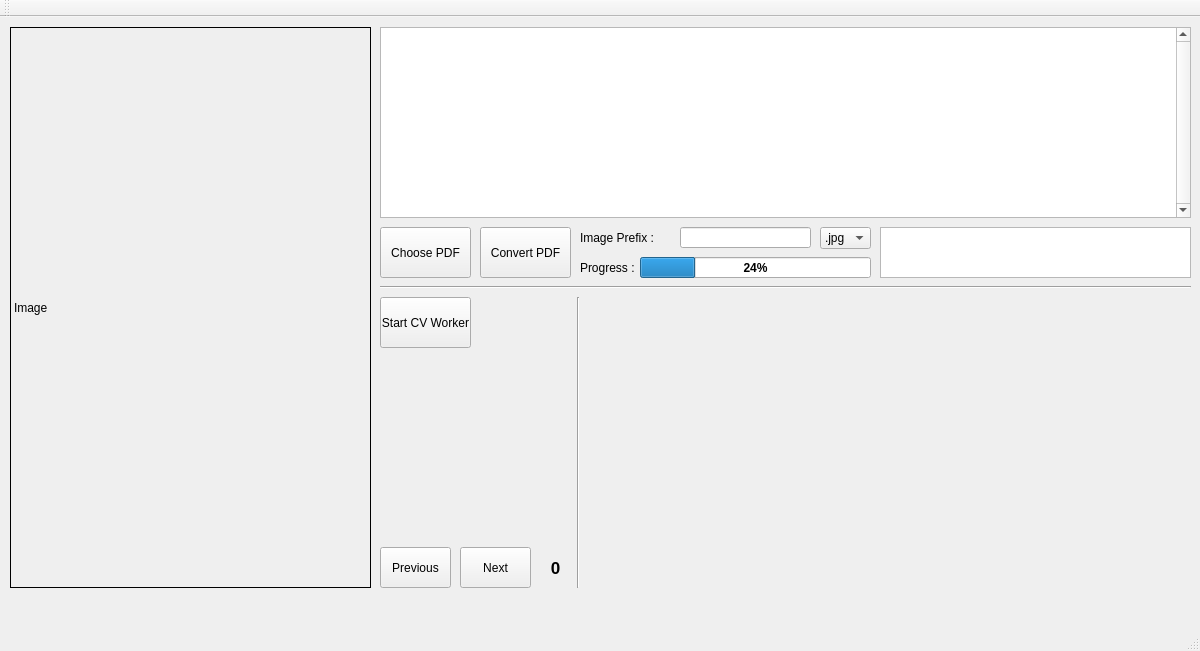
Old version of the form mainwindow.ui in the repository LemuelKL/Bubble-Sheet-OMR-OpenCV-Qt.
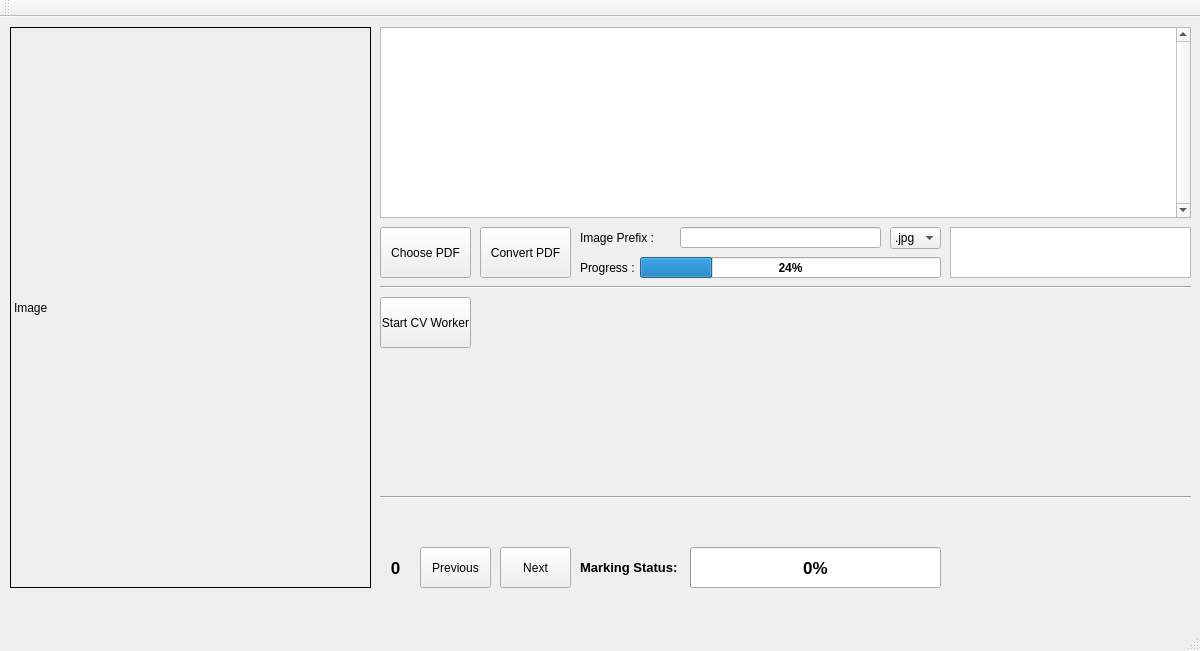
New version of the form.

Diff of the .ui file:
```diff
--- a/mainwindow.ui
+++ b/mainwindow.ui
@@ -122,7 +122,7 @@
      <rect>
       <x>640</x>
       <y>240</y>
-      <width>231</width>
+      <width>301</width>
       <height>21</height>
      </rect>
     </property>
@@ -153,7 +153,7 @@
      <rect>
       <x>680</x>
       <y>210</y>
-      <width>131</width>
+      <width>201</width>
       <height>21</height>
      </rect>
     </property>
@@ -210,7 +210,7 @@
    <widget class="QComboBox" name="comboBox_SelectOutImgFormat">
     <property name="geometry">
      <rect>
-      <x>820</x>
+      <x>890</x>
       <y>210</y>
       <width>51</width>
       <height>22</height>
@@ -251,9 +251,9 @@
    <widget class="QTextBrowser" name="textBrowser_ConvertedImagePaths">
     <property name="geometry">
      <rect>
-      <x>880</x>
+      <x>950</x>
       <y>210</y>
-      <width>311</width>
+      <width>241</width>
       <height>51</height>
      </rect>
     </property>
@@ -267,7 +267,7 @@
    <widget class="QPushButton" name="pushButton_PrevPage">
     <property name="geometry">
      <rect>
-      <x>380</x>
+      <x>420</x>
       <y>530</y>
       <width>71</width>
       <height>41</height>
@@ -280,7 +280,7 @@
    <widget class="QPushButton" name="pushButton_NextPage">
     <property name="geometry">
      <rect>
-      <x>460</x>
+      <x>500</x>
       <y>530</y>
       <width>71</width>
       <height>41</height>
@@ -293,7 +293,7 @@
    <widget class="QLabel" name="label_CurrentPageNumber">
     <property name="geometry">
      <rect>
-      <x>540</x>
+      <x>380</x>
       <y>530</y>
       <width>31</width>
       <height>41</height>
@@ -329,14 +329,63 @@
    <widget class="Line" name="line_2">
     <property name="geometry">
      <rect>
-      <x>570</x>
-      <y>280</y>
-      <width>16</width>
-      <height>291</height>
+      <x>380</x>
+      <y>470</y>
+      <width>811</width>
+      <height>21</height>
      </rect>
     </property>
     <property name="orientation">
-     <enum>Qt::Vertical</enum>
+     <enum>Qt::Horizontal</enum>
+    </property>
+   </widget>
+   <widget class="QLabel" name="label">
+    <property name="geometry">
+     <rect>
+      <x>580</x>
+      <y>530</y>
+      <width>111</width>
+      <height>41</height>
+     </rect>
+    </property>
+    <property name="font">
+     <font>
+      <pointsize>10</pointsize>
+      <weight>75</weight>
+      <bold>true</bold>
+     </font>
+    </property>
+    <property name="text">
+     <string>Marking Status:</string>
+    </property>
+   </widget>
+   <widget class="QProgressBar" name="progressBar">
+    <property name="geometry">
+     <rect>
+      <x>690</x>
+      <y>530</y>
+      <width>251</width>
+      <height>41</height>
+     </rect>
+    </property>
+    <property name="font">
+     <font>
+      <pointsize>13</pointsize>
+      <weight>75</weight>
+      <bold>true</bold>
+     </font>
+    </property>
+    <property name="layoutDirection">
+     <enum>Qt::RightToLeft</enum>
+    </property>
+    <property name="value">
+     <number>0</number>
+    </property>
+    <property name="orientation">
+     <enum>Qt::Horizontal</enum>
+    </property>
+    <property name="invertedAppearance">
+     <bool>true</bool>
     </property>
    </widget>
   </widget>
```
